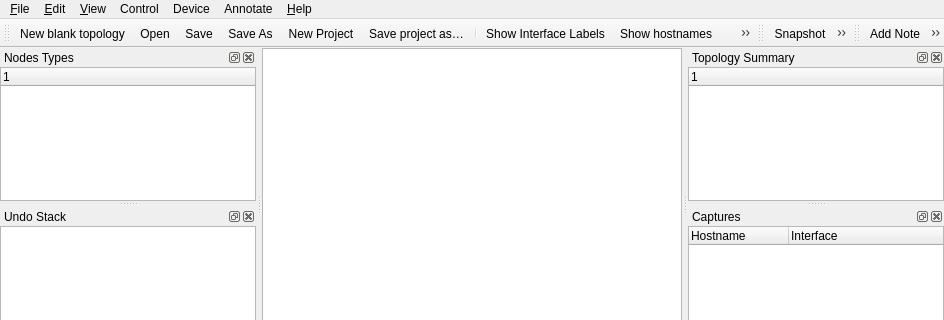
This is src/GNS3/Ui/Form_MainWindow.ui in GNS3/gns3-legacy as Qt 5 draws it before an edit; both pictures show x 0 to 944 and y 0 to 320 of the 944 by 599 pixel window. The edited form follows.
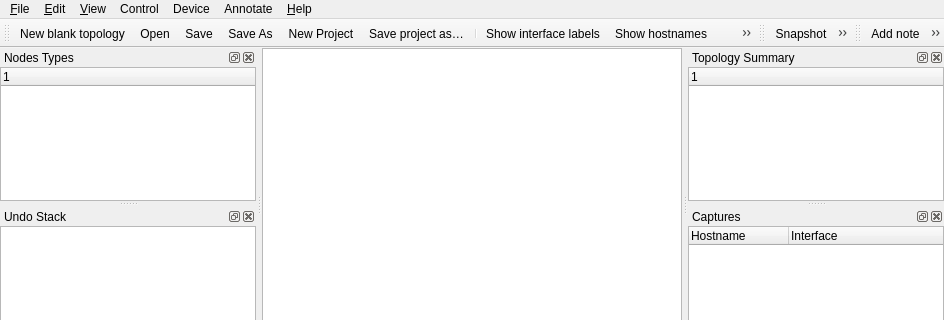
This is the edited form. Icons and pictures are not drawn. Custom widgets are drawn as their Qt base class.

Diff of the .ui file:
```diff
--- a/src/GNS3/Ui/Form_MainWindow.ui
+++ b/src/GNS3/Ui/Form_MainWindow.ui
@@ -800,7 +800,7 @@
      <normaloff>:/icons/add-note.svg</normaloff>:/icons/add-note.svg</iconset>
    </property>
    <property name="text">
-    <string>Add Note</string>
+    <string>Add note</string>
    </property>
    <property name="toolTip">
     <string>Add a note</string>
@@ -851,7 +851,7 @@
      <normaloff>:/icons/image.svg</normaloff>:/icons/image.svg</iconset>
    </property>
    <property name="text">
-    <string>Insert Picture</string>
+    <string>Insert picture</string>
    </property>
    <property name="toolTip">
     <string>Insert a picture</string>
@@ -886,7 +886,7 @@
      <activeon>:/icons/rectangle2-test.svg</activeon>:/icons/rectangle3-test.svg</iconset>
    </property>
    <property name="text">
-    <string>Draw Rectangle</string>
+    <string>Draw rectangle</string>
    </property>
    <property name="toolTip">
     <string>Draw a rectangle</string>
@@ -906,7 +906,7 @@
      <activeon>:/icons/ellipse2-test.svg</activeon>:/icons/ellipse3-test.svg</iconset>
    </property>
    <property name="text">
-    <string>Draw Ellipse</string>
+    <string>Draw ellipse</string>
    </property>
    <property name="toolTip">
     <string>Draw an ellipse</string>
@@ -924,7 +924,7 @@
      <normaloff>:/icons/show-interface-names.svg</normaloff>:/icons/show-interface-names.svg</iconset>
    </property>
    <property name="text">
-    <string>Show Interface Labels</string>
+    <string>Show interface labels</string>
    </property>
    <property name="toolTip">
     <string>Show interface labels</string>
```
Left out of the diff: 29 changed lines with no effect on the pictures.
